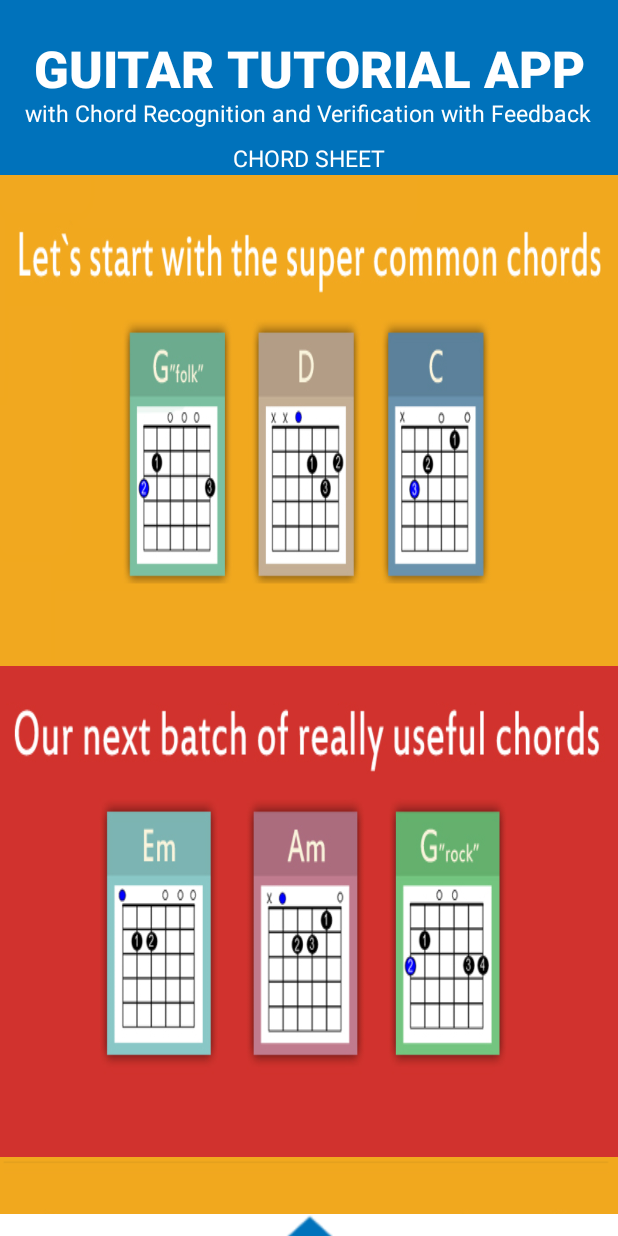
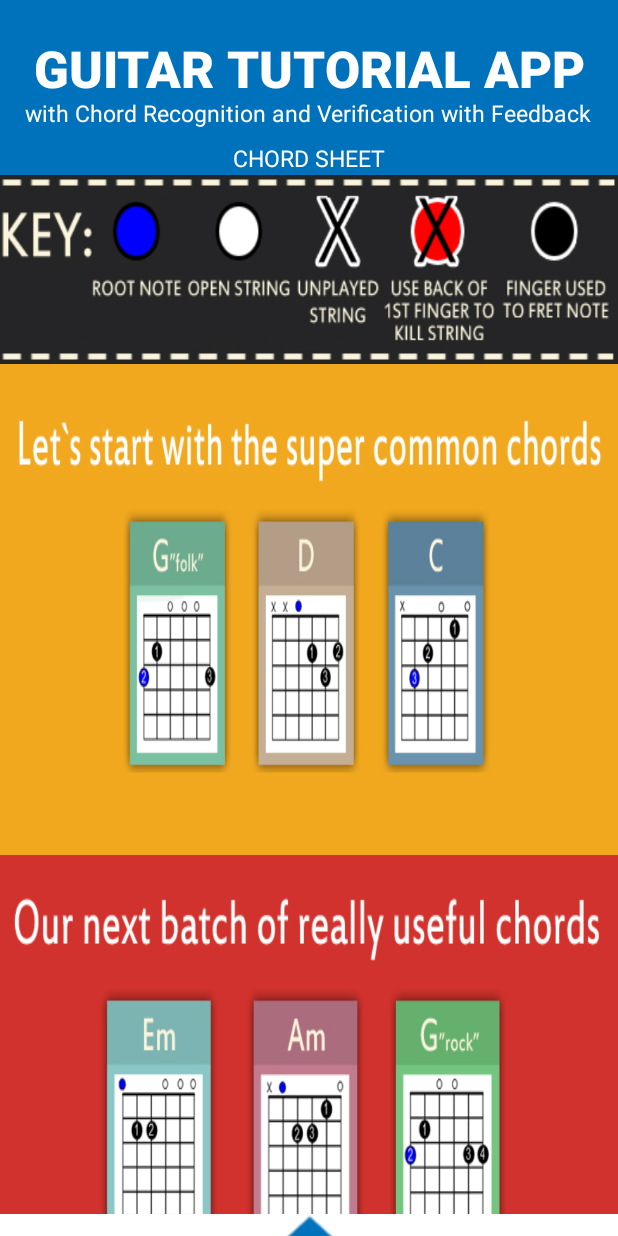
Before and after one commit to buddycoding/MyApplication2, an Android app: the ChordSheetActivity screen opened directly, with no data from a screen before it, on a phone screen of 412 x 824 dp. Run offline under Robolectric (Android 15) with nearby library versions, the light colour scheme and no system bars; Roboto replaces fonts that are not available here.

Commit message:
update with chords graphics

```diff
--- a/app/src/main/res/layout/activity_chord_sheet.xml
+++ b/app/src/main/res/layout/activity_chord_sheet.xml
@@ -73,6 +73,14 @@
             app:layout_constraintTop_toBottomOf="@+id/textView5"
             tools:ignore="HardcodedText" />
 
+        <ImageView
+            android:id="@+id/chord_image"
+            android:layout_width="wrap_content"
+            android:layout_height="wrap_content"
+            android:scaleType="fitXY"
+            android:src="@drawable/key"
+            />
+
         <android.support.v7.widget.RecyclerView
             android:id="@+id/rvChords"
             android:layout_width="match_parent"
```
Also changed, not shown: app/src/main/res/drawable/key.png (added).
